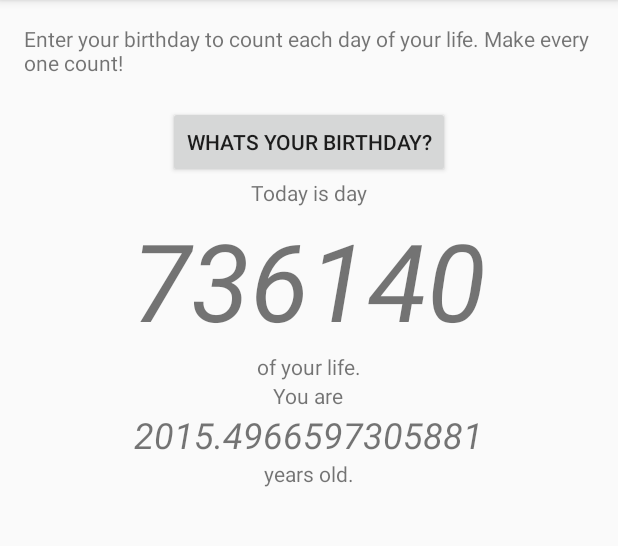
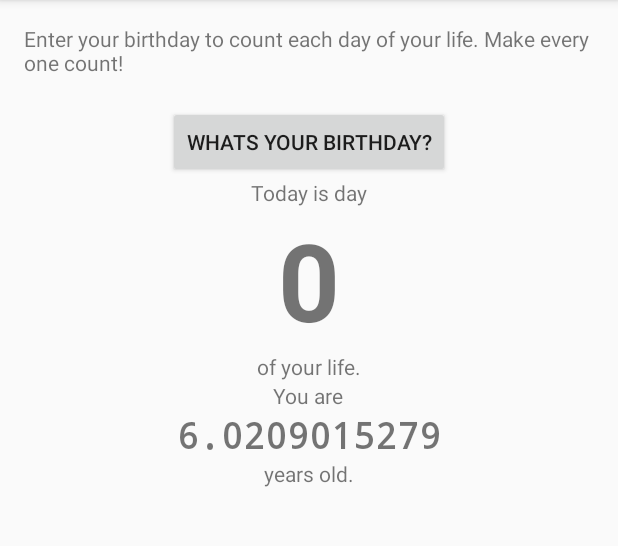
Before and after one commit to skyrien/lifeindays, an Android app: the screen it shows after launch (MainActivity), on a phone screen of 412 x 824 dp, the part 84-630 px from its top. Run offline under Robolectric (Android 15) with nearby library versions, the light colour scheme and no system bars; 1 statement that could not run was skipped.

Commit message:
Got the timer to work, added a non-functional menu, but just needs hooks to call the DatePicker. Almost there for basic functionality! :)

```diff
--- a/app/src/main/java/com/skyrien/lifeindays/BirthdayPickerFragment.java
+++ b/app/src/main/java/com/skyrien/lifeindays/BirthdayPickerFragment.java
@@ -8,6 +8,7 @@ import android.content.Context;
 import android.content.SharedPreferences;
 import android.os.Bundle;
 import android.preference.PreferenceManager;
+import android.util.Log;
 import android.widget.DatePicker;
 
 import java.util.Calendar;
@@ -19,9 +20,12 @@ import java.util.Date;
 public class BirthdayPickerFragment extends DialogFragment
                         implements DatePickerDialog.OnDateSetListener {
 
+    private static final String TAG = "BirthdayPickerFragment";
+
     @Override
     public Dialog onCreateDialog(Bundle savedInstanceState) {
         //default value
+        Log.d(TAG, "onCreateDialog() called in BirthdayPickerFragment");
         final Calendar c = Calendar.getInstance();
         SharedPreferences settings = getActivity().getPreferences(0);
         int birthYear = settings.getInt("year", 0);
@@ -41,13 +45,11 @@ public class BirthdayPickerFragment extends DialogFragment
     }
 
     public void onDateSet(DatePicker view, int year, int month, int day) {
-        SharedPreferences settings = getActivity().getPreferences(0);
-        SharedPreferences.Editor editor = settings.edit();
-        editor.putInt("year", year);
-        editor.putInt("month", month);
-        editor.putInt("day", day);
-        editor.commit();
-        ((MainActivity)getActivity()).updateView();
+        Log.d(TAG, "onDateSet() called in BirthdayPickerFragment");
+
+        ((MainActivity)getActivity()).updateBirthdayAndSave(year, month, day);
+        //((MainActivity)getActivity()).updateView();
     }
 
+
 }
--- a/app/src/main/java/com/skyrien/lifeindays/MainActivity.java
+++ b/app/src/main/java/com/skyrien/lifeindays/MainActivity.java
@@ -3,6 +3,8 @@ package com.skyrien.lifeindays;
 import android.app.DialogFragment;
 import android.content.SharedPreferences;
 import android.os.Bundle;
+import android.os.Handler;
+import android.os.Handler.Callback;
 import android.support.v7.app.ActionBarActivity;
 import android.util.Log;
 import android.view.Menu;
@@ -12,10 +14,19 @@ import android.widget.TextView;
 
 import java.util.Calendar;
 import java.util.Date;
+import java.util.Timer;
+import java.util.TimerTask;
+//import java.util.logging.Handler;
 
 
 public class MainActivity extends ActionBarActivity {
     private static final String TAG = "MainActivity";
+    int i = 0;
+    int birthYear, birthMonth, birthDay;
+    final Handler myHandler = new Handler();
+    final Calendar birthdayCalendar = Calendar.getInstance();
+    TextView textviewDayCount;
+    TextView textviewYears;
 
     Date theBirthday = new Date();
 
@@ -23,12 +34,36 @@ public class MainActivity extends ActionBarActivity {
     protected void onCreate(Bundle savedInstanceState) {
         super.onCreate(savedInstanceState);
         setContentView(R.layout.activity_main);
-        Log.d(TAG, "OnCreate() called in MainActivity");
+        Log.d(TAG, "onCreate() called in MainActivity");
 
-        // This is to update the view
-        updateView();
+        textviewDayCount = (TextView) findViewById(R.id.textviewDayCount);
+        textviewYears = (TextView) findViewById(R.id.textviewYears);
 
-    }
+        // get initial view from saved prefs... if there.
+        SharedPreferences settings = getPreferences(0);
+        birthYear = settings.getInt("year", 0);
+        birthMonth = settings.getInt("month", 0);
+        birthDay = settings.getInt("day", 0);
+
+        // Not set yet, set it to the current time
+        if ((birthYear + birthMonth + birthDay) == 0) {
+            birthYear = birthdayCalendar.get(Calendar.YEAR);
+            birthMonth = birthdayCalendar.get(Calendar.MONTH);
+            birthDay = birthdayCalendar.get(Calendar.DAY_OF_MONTH);
+        }
+        birthdayCalendar.set(birthYear, birthMonth, birthDay);
+        theBirthday = birthdayCalendar.getTime();
+
+        // Next, start the runnable.
+        Timer myTimer = new Timer();
+        myTimer.schedule(new TimerTask() {
+            @Override
+            public void run() {
+                i++;
+                myHandler.post(myRunnable);
+            }
+        },0,250);
+        }
 
     public void showDatePickerDialog(View v) {
         Log.d(TAG, "showDatePickerDialog() called in MainActivity");
@@ -37,34 +72,24 @@ public class MainActivity extends ActionBarActivity {
     }
 
     public void updateView() {
-        Log.d(TAG, "UpdateView() called in MainActivity");
-        int birthYear, birthMonth, birthDay;
+        //Log.d(TAG, "UpdateView() called in MainActivity");
+
         long currentTime, timeAlive, daysAlive;
         double yearsAlive;
-
-        TextView textviewDayCount = (TextView) findViewById(R.id.textviewDayCount);
-        TextView textviewYears = (TextView) findViewById(R.id.textviewYears);
-
-        SharedPreferences settings = getPreferences(0);
-        birthYear = settings.getInt("year", 0);
-        birthMonth = settings.getInt("month", 0);
-        birthDay = settings.getInt("day", 0);
-
-        final Calendar c = Calendar.getInstance();
-        c.set(birthYear, birthMonth, birthDay);
-        theBirthday = c.getTime();
+        double timeAliveDouble;
 
         currentTime = System.currentTimeMillis();
-        Log.i(TAG, "Current time is " + String.valueOf(currentTime));
+        //Log.d(TAG, "Current time is " + String.valueOf(currentTime));
         //today.setTime(currentTime);
 
         timeAlive = currentTime - theBirthday.getTime();
+        timeAliveDouble = (double) timeAlive;
         daysAlive = timeAlive / (1000 * 60 * 60 * 24);
-        yearsAlive = (double) timeAlive / (1000 * 60 * 60 * 24 * 365.24);
+        yearsAlive = timeAliveDouble / (1000 * 60 * 60 * 24 * 365.24);
+        Log.d(TAG, "yearsAlive is: " + String.valueOf(yearsAlive));
 
         textviewDayCount.setText(String.valueOf(daysAlive));
-        textviewYears.setText(String.valueOf(yearsAlive));
-
+        textviewYears.setText(String.valueOf(yearsAlive).substring(0,12));
 
     }
 
@@ -72,7 +97,7 @@ public class MainActivity extends ActionBarActivity {
     public boolean onCreateOptionsMenu(Menu menu) {
         // Inflate the menu; this adds items to the action bar if it is present.
         getMenuInflater().inflate(R.menu.menu_main, menu);
-        return true;
+        return super.onCreateOptionsMenu(menu);
     }
 
     @Override
@@ -83,13 +108,41 @@ public class MainActivity extends ActionBarActivity {
         int id = item.getItemId();
 
         //noinspection SimplifiableIfStatement
-        if (id == R.id.action_settings) {
+        if (id == R.id.action_birthday) {
+            //showDatePickerDialog();
+
+            return true;
+        }
+
+        else if (id == R.id.action_about) {
+
             return true;
         }
 
         return super.onOptionsItemSelected(item);
     }
 
+    final Runnable myRunnable = new Runnable() {
+        @Override
+        public void run() {
+            updateView();
+        }
+    };
 
+    public synchronized void updateBirthdayAndSave(int year, int month, int day) {
 
+        Log.d(TAG, "saveDateInPreferences() called in MainActivity");
+        SharedPreferences settings = getPreferences(0);
+        SharedPreferences.Editor editor = settings.edit();
+        editor.putInt("year", year);
+        editor.putInt("month", month);
+        editor.putInt("day", day);
+        editor.commit();
+
+        birthYear = year;
+        birthMonth = month;
+        birthDay = day;
+        birthdayCalendar.set(year, month, day);
+        theBirthday = birthdayCalendar.getTime();
+    }
 }
--- a/app/src/main/res/layout/activity_main.xml
+++ b/app/src/main/res/layout/activity_main.xml
@@ -42,7 +42,7 @@
         android:layout_below="@id/textviewTodayIs"
         android:layout_centerHorizontal="true"
         android:textSize="72dp"
-        android:textStyle="italic" />
+        android:textStyle="bold" />
 
     <TextView   android:id="@+id/textviewInLife"
         android:text="@string/textviewInLife"
@@ -63,9 +63,10 @@
         android:layout_width="wrap_content"
         android:layout_height="wrap_content"
         android:layout_below="@id/textviewYouAre"
+        android:textSize="24dp"
+        android:typeface="monospace"
         android:layout_centerHorizontal="true"
-        android:textSize="24dp"
-        android:textStyle="italic" />
+        android:textStyle="bold" />
 
     <TextView   android:id="@+id/textviewYearsOld"
         android:text="@string/textviewYearsOld"
--- a/app/src/main/res/menu/menu_main.xml
+++ b/app/src/main/res/menu/menu_main.xml
@@ -2,8 +2,14 @@
     xmlns:app="http://schemas.android.com/apk/res-auto"
     xmlns:tools="http://schemas.android.com/tools" tools:context=".MainActivity">
     <item
-        android:id="@+id/action_settings"
-        android:title="@string/action_settings"
+        android:id="@+id/action_birthday"
+        android:title="@string/action_birthday"
+        android:orderInCategory="100"
+        app:showAsAction="never" />
+
+    <item
+        android:id="@+id/action_about"
+        android:title="@string/action_about"
         android:orderInCategory="100"
         app:showAsAction="never" />
 
--- a/app/src/main/res/values/strings.xml
+++ b/app/src/main/res/values/strings.xml
@@ -3,12 +3,12 @@
 
     <string name="textviewIntro">Enter your birthday to count each day of your life. Make
                                  every one count!</string>
-    <string name="action_settings">Settings</string>
-    <string name="update_birthday">Update birthday</string>
+    <string name="action_birthday">Change birthday</string>
     <string name="pick_date">Whats your birthday?</string>
     <string name="textviewTodayIs">Today is day </string>
     <string name="textviewInLife">of your life.</string>
     <string name="textviewDayCount">0</string>
     <string name="textviewYouAre">You are</string>
     <string name="textviewYearsOld">years old.</string>
+    <string name="action_about">About...</string>
 </resources>
```
